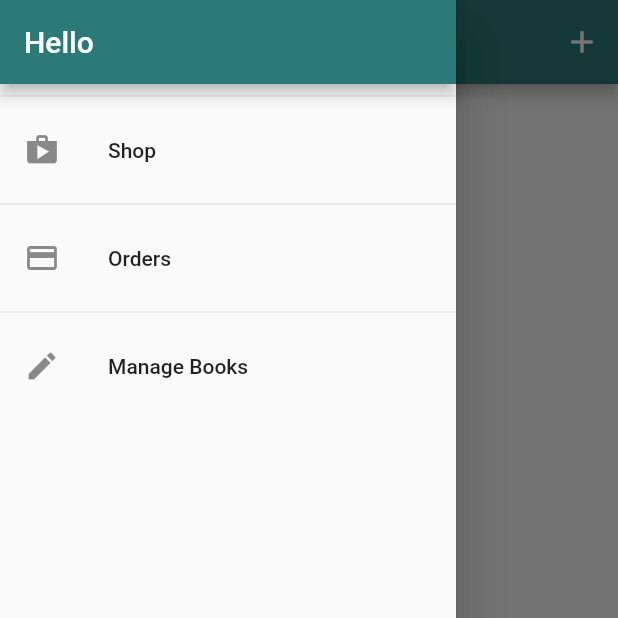
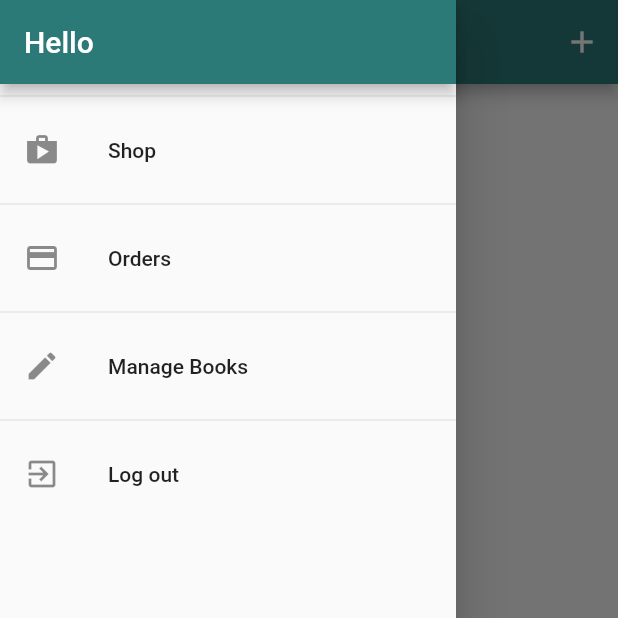
Before and after one commit to tonn24/book_shop-Flutter-, a Flutter app: the UserBooksScreen screen opened by its route, with the side drawer open, on a phone screen of 412 x 824 dp, the top half of it. Run offline on Flutter 3.47's test engine with Material 2 defaults, Android fonts, the light colour scheme and no system bars; network calls fail.

Commit message:
Add logout, auto logout. user_book_screen is now working correctly

```diff
--- a/lib/main.dart
+++ b/lib/main.dart
@@ -38,7 +38,11 @@ class MyApp extends StatelessWidget {
           ),
           ChangeNotifierProxyProvider<Auth, Orders>(
             //create: (_) => Orders(),
-            update: (ctx, auth, previousOrders) => Orders(auth.token, previousOrders == null ? [] : previousOrders.orders),
+            update: (ctx, auth, previousOrders) => Orders(
+                auth.token,
+                auth.userId,
+                previousOrders == null ? [] : previousOrders.orders,
+            ),
           ),
     ],
       child: Consumer<Auth>(builder: (ctx, authData, _) => MaterialApp(
--- a/lib/providers/orders.dart
+++ b/lib/providers/orders.dart
@@ -16,17 +16,18 @@ class OrderItem {
 
 class Orders with ChangeNotifier {
   List<OrderItem> _orders = [];
+  final String userId;
   final String token;
 
 
-  Orders(this.token, this._orders);
+  Orders(this.token, this.userId, this._orders);
 
   List<OrderItem> get orders {
     return [..._orders];
   }
 
   Future<void> fetchAndSetOrder() async  {
-    final url = 'https://book-shop-d9875.firebaseio.com/orders.json?auth=$token';
+    final url = 'https://book-shop-d9875.firebaseio.com/orders/$userId.json?auth=$token';
     final response = await http.get(url);
     final List<OrderItem> loadedOrders = [];
     final extractedData = json.decode(response.body) as Map<String, dynamic>;
@@ -56,7 +57,7 @@ class Orders with ChangeNotifier {
   }
 
   Future<void> addOrder(List<CartItem> cartBooks, double total) async {
-    final url = 'https://book-shop-d9875.firebaseio.com/orders.json?auth=$token';
+    final url = 'https://book-shop-d9875.firebaseio.com/orders/$userId.json?auth=$token';
     final timeStamp = DateTime.now();
     final response = await http.post(
       url,
--- a/lib/providers/products.dart
+++ b/lib/providers/products.dart
@@ -37,10 +37,12 @@ class Products with ChangeNotifier {
   Products(this.token, this._items, this.userId);
 
   Future<void> fetchAndSetBooks([bool filterByUser = false]) async {
-    final filter = filterByUser ? 'orderBy"creatorId"&equalTo"$userId"': '';
+    final filter = filterByUser ? 'orderBy="creatorId"&equalTo="$userId"' : '';
     var url = 'https://book-shop-d9875.firebaseio.com/products.json?auth=$token&$filter';
+    //'https://flutter-update.firebaseio.com/products.json?auth=$token&$filter';
     try {
       final response = await http.get(url);
+
       final data = json.decode(response.body) as Map<String, dynamic>;
       if(data == null) {
         return;
--- a/lib/screens/product_screen.dart
+++ b/lib/screens/product_screen.dart
@@ -39,7 +39,7 @@ class _ProductsScreenState extends State<ProductsScreen> {
       setState(() {
         _isLoading = true;
       });
-      Provider.of<Products>(context).fetchAndSetBooks().then((_) {
+      Provider.of<Products>(context).fetchAndSetBooks(false).then((_) {
         setState(() {
           _isLoading = false;
         });
--- a/lib/screens/user_books_screen.dart
+++ b/lib/screens/user_books_screen.dart
@@ -9,15 +9,15 @@ class UserBooksScreen extends StatelessWidget {
   static const routeName = '/user-books';
 
   Future<void> _refreshBooks(BuildContext context) async {
-    Provider.of<Products>(context).fetchAndSetBooks(true);
+    await Provider.of<Products>(context, listen: false).fetchAndSetBooks(true);
   }
 
   @override
   Widget build(BuildContext context) {
-    final books = Provider.of<Products>(context);
+    print('rebuilding...');
     return Scaffold(
       appBar: AppBar(
-        title: Text('Your Books'),
+        title: const Text('Your Books'),
         actions: <Widget>[
           IconButton(
             icon: Icon(Icons.add),
@@ -28,21 +28,30 @@ class UserBooksScreen extends StatelessWidget {
         ],
       ),
       drawer: AppDrawer(),
-      body: RefreshIndicator(
+      body: FutureBuilder(
+        future: _refreshBooks(context),
+        builder: (ctx, snapshot) =>
+        snapshot.connectionState == ConnectionState.waiting ? Center(
+          child: CircularProgressIndicator(),
+        ) : RefreshIndicator(
           onRefresh: () => _refreshBooks(context),
-        child: Padding(
+          child: Consumer<Products>(
+            builder: (ctx, productsData, _) => Padding(
               padding: EdgeInsets.all(8),
               child: ListView.builder(
-            itemCount: books.items.length,
+                itemCount: productsData.items.length,
                 itemBuilder: (_, i) =>
                     Column(
                       children: <Widget>[
                     UserBookItem(
-                    books.items[i].id,
-                    books.items[i].title,
-                    books.items[i].imageUrl),
+                        productsData.items[i].id,
+                        productsData.items[i].title,
+                        productsData.items[i].imageUrl
+                    ),
                         Divider()
                       ],
+                    ),
+              ),
             ),
           ),
         ),
--- a/lib/widgets/app_drawer.dart
+++ b/lib/widgets/app_drawer.dart
@@ -1,6 +1,8 @@
 import 'package:flutter/material.dart';
 import '../screens/orders_screen.dart';
 import '../screens/user_books_screen.dart';
+import '../providers/auth.dart';
+import 'package:provider/provider.dart';
 
 
 class AppDrawer extends StatelessWidget {
@@ -37,6 +39,15 @@ class AppDrawer extends StatelessWidget {
             Navigator.of(context).pushReplacementNamed(UserBooksScreen.routeName);
           },
         ),
+        Divider(),
+        ListTile(
+          leading: Icon(Icons.exit_to_app),
+          title: Text('Log out'),
+          onTap: () {
+            Navigator.of(context).pop();
+            Provider.of<Auth>(context, listen: false).logout();
+          },
+        ),
       ],
     ),
     );
```
Also changed, not shown: lib/providers/auth.dart (+22 -0 lines), 1 other file. Lines whose indentation alone changed are shown as unchanged.
